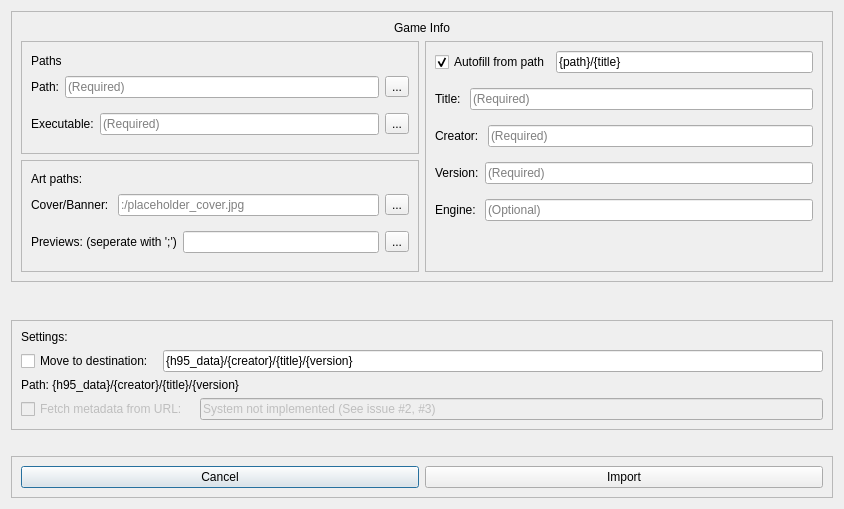
First picture: the form in src/ui/dialog/GameImportDialog.ui, repository KJNeko/Atlas, before the edit.
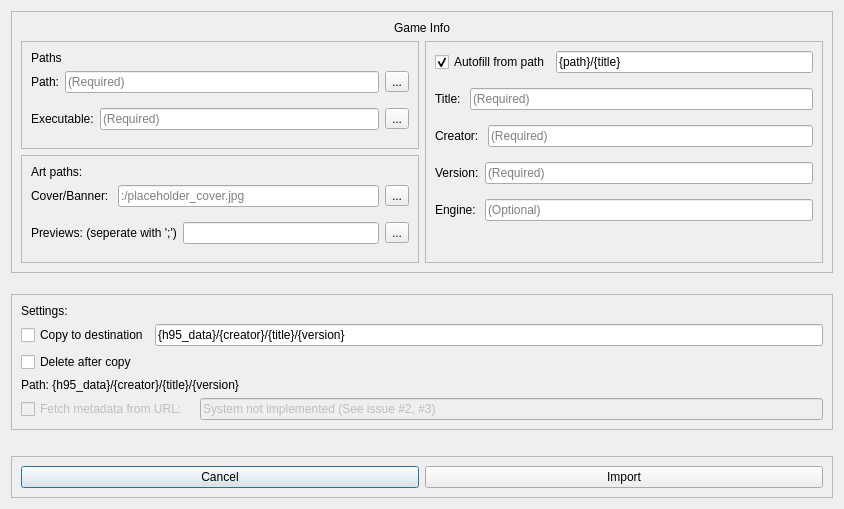
Second picture: the form after the edit.

Commit message: Add ability to not delete after moving/copying

Diff of the .ui file:
```diff
--- a/src/ui/dialog/GameImportDialog.ui
+++ b/src/ui/dialog/GameImportDialog.ui
@@ -557,7 +557,7 @@
          <item>
           <widget class="QCheckBox" name="move_dest">
            <property name="text">
-            <string>Move to destination: </string>
+            <string>Copy to destination</string>
            </property>
           </widget>
          </item>
@@ -571,6 +571,13 @@
         </layout>
        </widget>
       </item>
+      <item>
+       <widget class="QCheckBox" name="deleteAfterCopy">
+        <property name="text">
+         <string>Delete after copy</string>
+        </property>
+       </widget>
+      </item>
       <item>
        <widget class="QLabel" name="pathLabel">
         <property name="text">
```
The commit also changes 1 other file.
